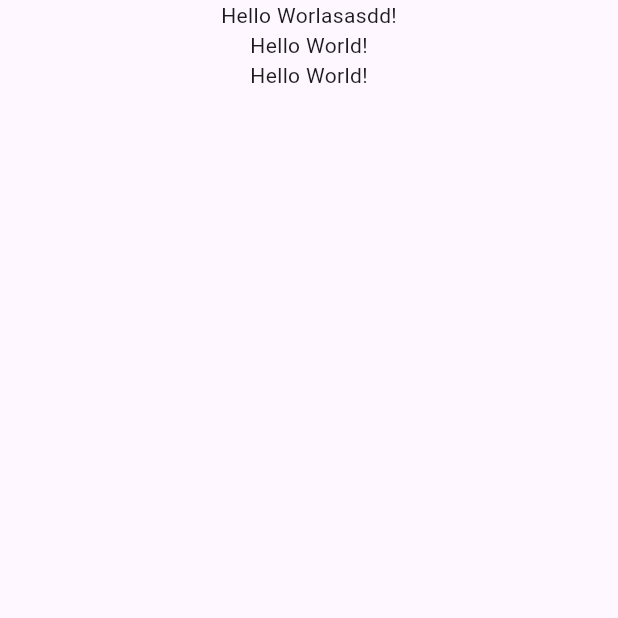
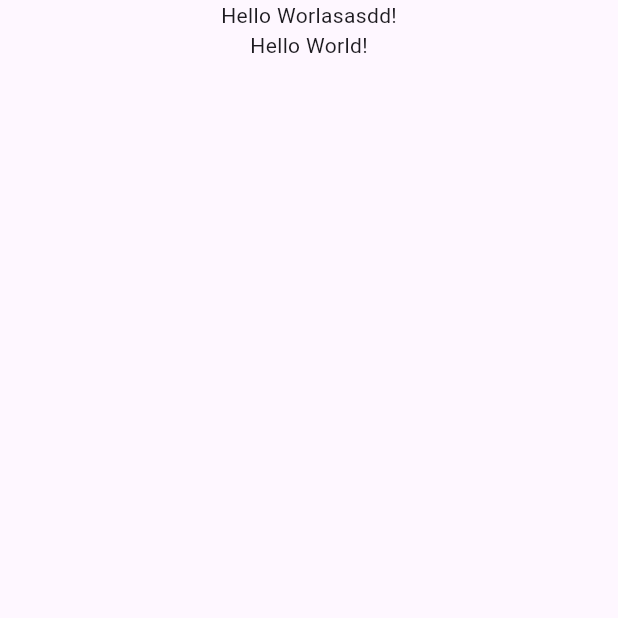
Before and after one commit to GanTeFlutter/flutter_bloc_learn, a Flutter app: the screen it shows after launch, on a phone screen of 412 x 824 dp, the top half of it. Run offline on Flutter 3.47's test engine with Material 3 defaults, Android fonts, the phone set to English and light mode, and no system bars.

Commit message:
ilk güncelleme

```diff
--- a/lib/main.dart
+++ b/lib/main.dart
@@ -16,7 +16,6 @@ class MainApp extends StatelessWidget {
             children: [
               Text('Hello Worlasasdd!'),
               Text('Hello World!'),
-              Text('Hello World!'),
             ],
           ),
         ),
```
